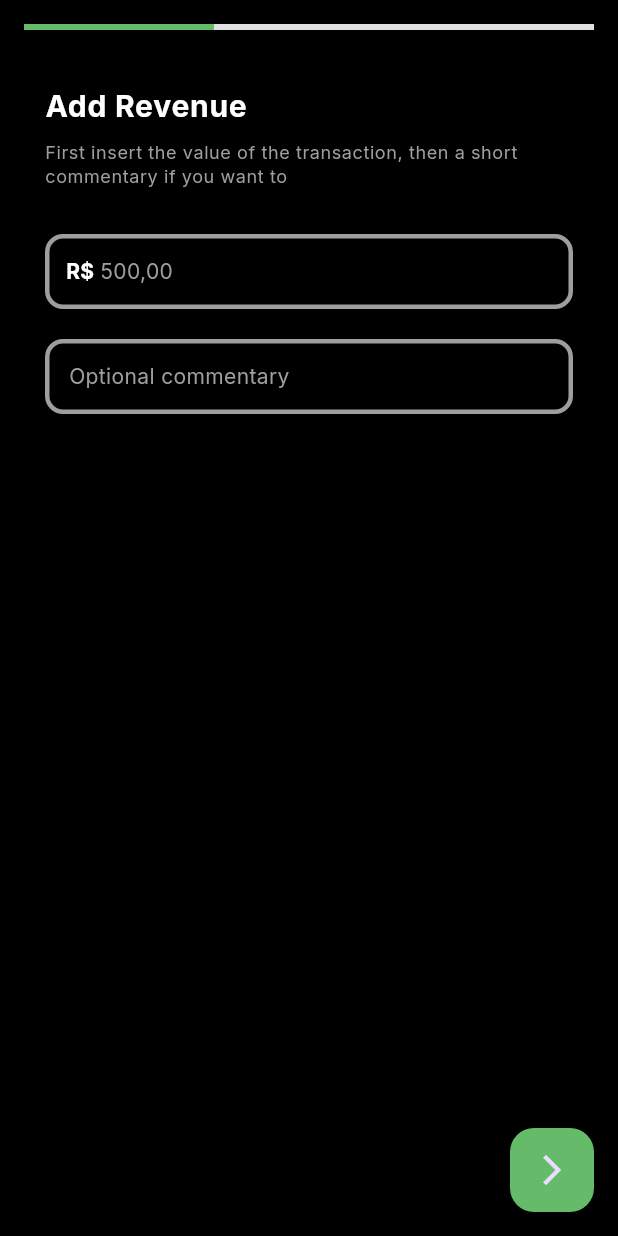
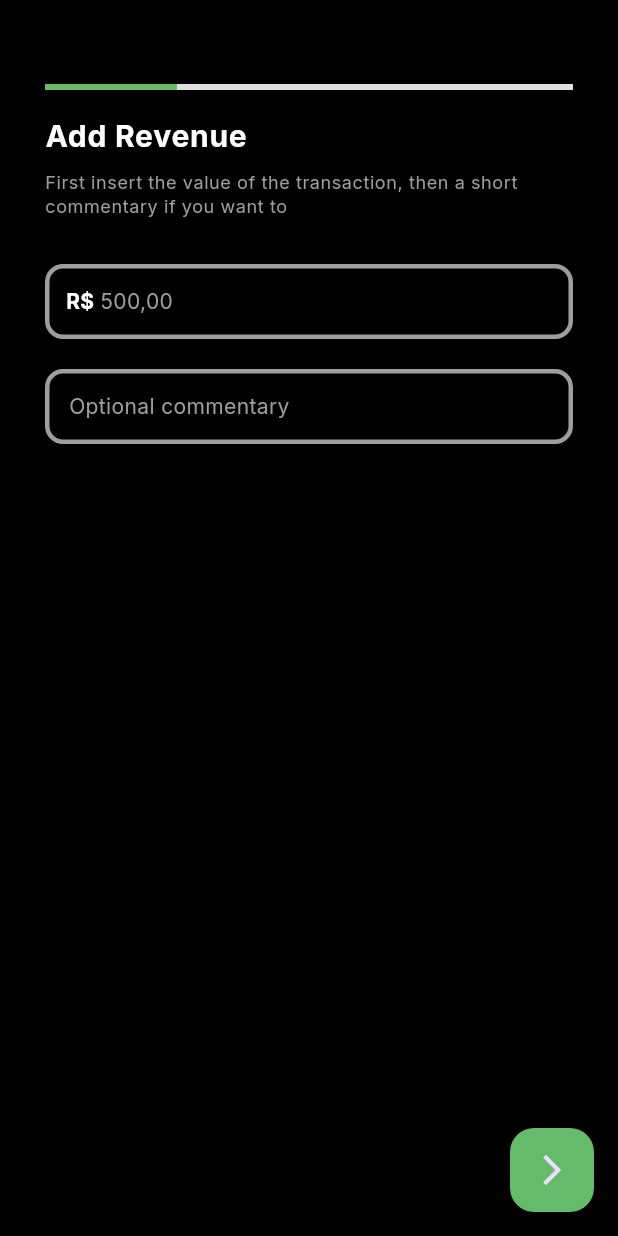
Before and after one commit to omatheusolegario/econance-app, a Flutter app: the AddTransactionPage screen opened directly, on a phone screen of 412 x 824 dp. Run offline on Flutter 3.47's test engine with Material 3 defaults, Android fonts, the light colour scheme and no system bars; our stand-ins replace carousel_slider, cloud_firestore, firebase_auth, firebase_core, fl_chart, flutter_markdown and 5 more; accounts and stored records are empty.

Commit message:
- Implemented OCR - Changed add_transaction to support OCR

```diff
--- a/lib/features/transactions/add_transaction.dart
+++ b/lib/features/transactions/add_transaction.dart
@@ -7,8 +7,23 @@ import 'package:lottie/lottie.dart';
 
 class AddTransactionPage extends StatefulWidget {
   final String type;
+  final bool isInvoice;
+  final String? initialDate;
+  final String? initialValue;
+  final List<Map<String, dynamic>>? initialItems;
+  final String? initialCategoryId;
+  final String? initialNote;
 
-  const AddTransactionPage({super.key, required this.type});
+  const AddTransactionPage({
+    super.key,
+    required this.type,
+    this.isInvoice = false,
+    this.initialDate,
+    this.initialValue,
+    this.initialItems,
+    this.initialCategoryId,
+    this.initialNote
+  });
 
   @override
   State<AddTransactionPage> createState() => _AddTransactionPageState();
@@ -24,9 +39,45 @@ class _AddTransactionPageState extends State<AddTransactionPage> {
   String? selectedCategoryName;
   DateTime? _selectedDate;
   bool _isRecurrent = false;
+  List<Map<String, dynamic>> _items = [];
 
   int _currentStep = 0;
   final PageController _pageController = PageController();
+
+  @override
+  void initState(){
+    super.initState();
+    _value.text = widget.initialValue ?? '';
+    _note.text = widget.initialNote ?? '';
+    if (widget.initialDate != null && widget.initialDate!.isNotEmpty){
+      try{
+        _selectedDate = DateFormat('dd/MM/yyyy').parse(widget.initialDate!);
+        _date.text = DateFormat('yyyy-MM-dd').format(_selectedDate!);
+      }catch(e){
+
+      }
+    }
+
+    selectedCategoryId = widget.initialCategoryId;
+    _items = widget.initialItems ?? [];
+    _isRecurrent = false;
+
+    if(selectedCategoryId != null){
+      FirebaseFirestore.instance
+          .collection('users')
+          .doc(uid)
+          .collection('categories')
+          .doc(selectedCategoryId)
+          .get()
+          .then((doc){
+            if (doc.exists){
+              setState(() {
+                selectedCategoryName = doc['name'];
+              });
+            }
+      });
+    }
+  }
 
   Future<void> _pickCategory(BuildContext context) async {
     final result = await Navigator.push(
@@ -67,11 +118,7 @@ class _AddTransactionPageState extends State<AddTransactionPage> {
   }
 
   Future<void> _saveTransaction() async {
-    await FirebaseFirestore.instance
-        .collection('users')
-        .doc(uid)
-        .collection(widget.type == "expense" ? "expenses" : "revenues")
-        .add({
+    final data = {
       'type': widget.type,
       'value': double.tryParse(_value.text.trim()) ?? 0,
       'note': _note.text.trim(),
@@ -81,7 +128,20 @@ class _AddTransactionPageState extends State<AddTransactionPage> {
           ? Timestamp.fromDate(_selectedDate!)
           : null,
       'createdAt': FieldValue.serverTimestamp(),
+    };
+
+    if (widget.isInvoice){
+      data['items'] = _items.map((item)=>{
+        'name': item['name'],
+        'value': item['value']
       });
+    }
+
+    await FirebaseFirestore.instance
+        .collection('users')
+        .doc(uid)
+        .collection(widget.type == "expense" ? "expenses" : "revenues")
+        .add(data);
 
     setState(() => _currentStep++);
     _pageController.animateToPage(
@@ -92,14 +152,14 @@ class _AddTransactionPageState extends State<AddTransactionPage> {
   }
 
   void _nextStep() {
-    if (_currentStep == 0) {
+    if (_currentStep < 2) {
       setState(() => _currentStep++);
       _pageController.animateToPage(
         _currentStep,
         duration: const Duration(milliseconds: 400),
         curve: Curves.easeInOut,
       );
-    } else if (_currentStep == 1) {
+    } else{
       _saveTransaction();
     }
   }
@@ -111,12 +171,14 @@ class _AddTransactionPageState extends State<AddTransactionPage> {
 
     return Scaffold(
       body: SafeArea(
+        child: Padding(
+          padding: const EdgeInsets.symmetric(vertical: 40, horizontal: 30),
           child: Column(
             children: [
               Padding(
-              padding: const EdgeInsets.all(16),
+                padding: const EdgeInsets.symmetric(vertical: 16),
                 child: LinearProgressIndicator(
-                value: (_currentStep + 1) / 3,
+                  value: (_currentStep + 1) / 4,
                   backgroundColor: Colors.grey.shade300,
                   color: theme.primaryColor,
                   minHeight: 4,
@@ -129,8 +191,8 @@ class _AddTransactionPageState extends State<AddTransactionPage> {
                   children: [
                     Padding(
                       padding: const EdgeInsets.symmetric(
-                      vertical: 20,
-                      horizontal: 30,
+                        vertical: 0,
+                        horizontal: 0,
                       ),
                       child: Column(
                         crossAxisAlignment: CrossAxisAlignment.start,
@@ -180,8 +242,8 @@ class _AddTransactionPageState extends State<AddTransactionPage> {
                     ),
                     Padding(
                       padding: const EdgeInsets.symmetric(
-                      vertical: 20,
-                      horizontal: 30,
+                        vertical: 0,
+                        horizontal: 0,
                       ),
                       child: Column(
                         crossAxisAlignment: CrossAxisAlignment.start,
@@ -237,6 +299,55 @@ class _AddTransactionPageState extends State<AddTransactionPage> {
                         ],
                       ),
                     ),
+                   if (widget.isInvoice) Padding(
+                      padding: const EdgeInsets.symmetric(
+                      vertical: 0,
+                      horizontal: 0,), child: Column(
+                      children: [
+                        if (widget.isInvoice) ...[
+                          const SizedBox(height: 20,),
+                          Text("Items", style: theme.textTheme.bodyLarge?.copyWith(fontWeight: FontWeight.bold),),
+                          const SizedBox(height: 8,),
+                          ..._items.map((item) => ListTile(
+                            title: Text(item['name'] ?? ''),
+                            trailing: Text('R\$ ${item['value'] ?? ''}'),
+                          )),
+                          TextButton(
+                            onPressed: (){
+                              showDialog(context: context, builder: (context) {
+                                final nameCtrl = TextEditingController();
+                                final valueCtrl = TextEditingController();
+                                return AlertDialog(
+                                  title: const Text("Add Item"),
+                                  content: Column(
+                                    mainAxisSize: MainAxisSize.min,
+                                    children: [
+                                      TextField(controller: nameCtrl, decoration: const InputDecoration(hintText: "Name"),),
+                                      TextField(controller: valueCtrl, decoration: const InputDecoration(hintText: "Value"), keyboardType: TextInputType.number,)
+                                    ],
+                                  ),
+                                  actions: [
+                                    TextButton(
+                                      onPressed: (){
+                                        if (nameCtrl.text.isNotEmpty && valueCtrl.text.isNotEmpty){
+                                          setState(() {
+                                            _items.add({'name': nameCtrl.text.trim(), 'value': valueCtrl.text.trim()});
+                                          });
+                                            Navigator.pop(context);
+                                        }
+                                      },
+                                      child: const Text("Add"),
+                                    )
+                                  ],
+                                );
+                              });
+                            },
+                            child: const Text("Add New Item"),
+                          )
+                        ]
+                      ],
+                    ),
+                    ),
                     Center(
                       child: Column(
                         mainAxisAlignment: MainAxisAlignment.center,
@@ -263,7 +374,8 @@ class _AddTransactionPageState extends State<AddTransactionPage> {
             ],
           ),
         ),
-      floatingActionButton: _currentStep < 2
+      ),
+      floatingActionButton: _currentStep < 3
           ? FloatingActionButton(
               onPressed: _nextStep,
               backgroundColor: theme.primaryColor,
--- a/lib/main/main_screen.dart
+++ b/lib/main/main_screen.dart
@@ -4,7 +4,7 @@ import 'package:econance/features/graphs/pages/graphs_page.dart';
 import 'package:econance/features/categories/add_category.dart';
 import 'package:econance/features/categories/categories.dart';
 import 'package:econance/features/config/config.dart';
-import 'package:econance/features/ocr/pages/ocr_page.dart';
+import 'package:econance/features/ocr/pages/invoice_capture.dart';
 import 'package:econance/features/transactions/add_transaction.dart';
 import 'package:econance/features/transactions/revenues_expenses.dart';
 import 'package:flutter/material.dart';
@@ -31,7 +31,7 @@ class _MainScreenState extends State<MainScreen> {
     const AddTransactionPage(type: "revenue"),
     const AddTransactionPage(type: "expense"),
     const GraphsPage(),
-    const OcrPage(),
+    const InvoiceCapturePage(),
     const AiInsightsPage()
   ];
 
--- a/pubspec.yaml
+++ b/pubspec.yaml
@@ -34,6 +34,10 @@ dependencies:
   google_fonts: ^6.1.0
   google_generative_ai: ^0.4.7
   flutter_markdown: ^0.7.7+1
+  image_picker: ^1.1.2
+  tesseract_ocr: ^0.5.0
+  image: ^4.0.18
+  http: ^1.2.2
   mask_text_input_formatter: ^2.3.0
   firebase_core: ^3.6.0
   firebase_auth: ^5.5.0
```
Also changed, not shown: lib/features/ocr/pages/invoice_capture.dart (added, +255 -0 lines), lib/features/ocr/pages/ocr_page.dart (deleted, +0 -41 lines), pubspec.lock, 5 other files. Lines whose indentation alone changed are shown as unchanged.
